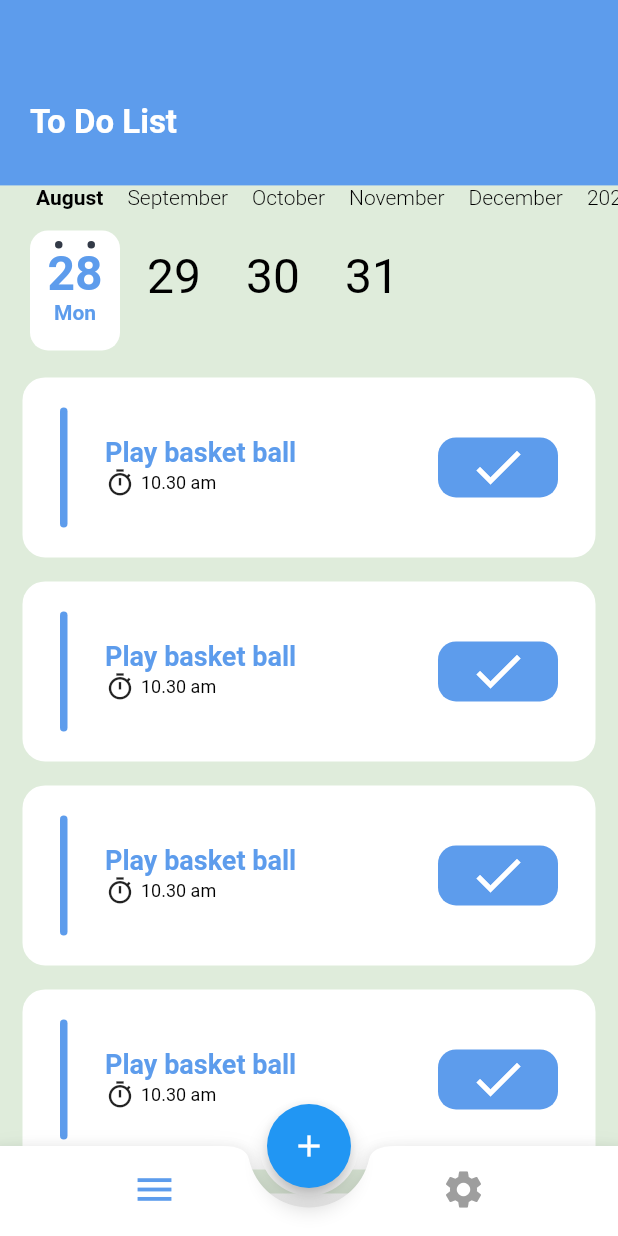
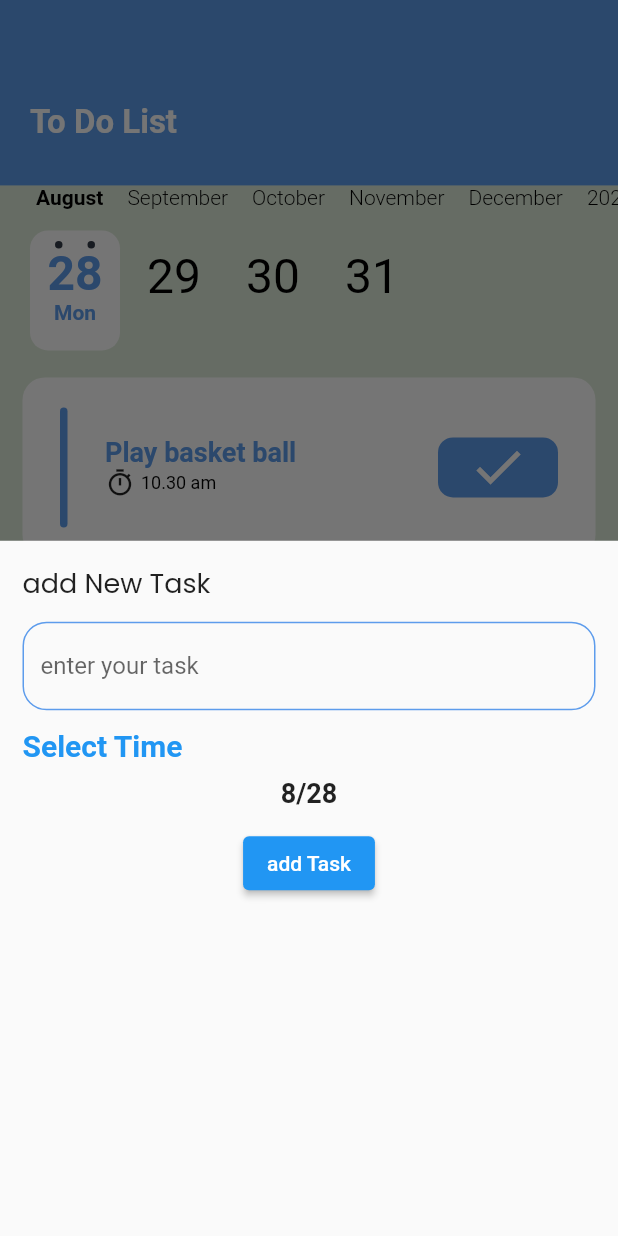
Before and after one commit to IbrahimMahmoud2023/todo_app, a Flutter app: the screen it shows after launch, after a tap on the "add" icon, on a phone screen of 412 x 824 dp. Run offline on Flutter 3.47's test engine with Material 2 defaults, Android fonts, the phone set to English and light mode, and no system bars; drawn by our look-alikes of calendar_timeline; our stand-ins replace google_fonts.

Commit message:
create todo_app 1_splash view 2_home layout 3_task list screen UI 4_task_item_widget 5_task_list_view 6_add task

```diff
--- a/lib/layout/home_layout.dart
+++ b/lib/layout/home_layout.dart
@@ -1,6 +1,7 @@
 // import 'dart:html';
 
 import 'package:flutter/material.dart';
+import 'package:untitled/layout/moduls/add_task/add_task.dart';
 import 'package:untitled/layout/moduls/settings/settings_view.dart';
 import 'package:untitled/layout/moduls/tasks_list/tasks_list_view.dart';
 
@@ -31,8 +32,10 @@ class _HomeLayoutState extends State<HomeLayout> {
           shape: BoxShape.circle,
         ),
         child: FloatingActionButton(
-          onPressed: () {},
-          tooltip: ('increment'),
+          onPressed: () {
+            showAddTaskBottomSheet();
+          },
+          tooltip: ('add new task'),
           child: Icon(Icons.add),
         ),
       ),
@@ -60,4 +63,11 @@ class _HomeLayoutState extends State<HomeLayout> {
       ),
     );
   }
+
+  void showAddTaskBottomSheet() {
+    showModalBottomSheet(
+      context: context,
+      builder: (context) => AddTask(), // تستخدم هنا واجهة AddTask
+    );
+  }
 }
--- /dev/null
+++ b/lib/layout/moduls/add_task/add_task.dart
@@ -0,0 +1,98 @@
+import 'package:flutter/material.dart';
+import 'package:google_fonts/google_fonts.dart';
+import 'package:intl/intl.dart';
+
+import '../../../core/theme/app_theme.dart';
+
+class AddTask extends StatefulWidget {
+  AddTask({super.key});
+
+  @override
+  State<AddTask> createState() => _AddTaskState();
+}
+
+class _AddTaskState extends State<AddTask> {
+  DateTime selectDate = DateTime.now();
+
+  @override
+  Widget build(BuildContext context) {
+    return Container(
+      padding: EdgeInsets.all(15),
+      child: Column(
+        crossAxisAlignment: CrossAxisAlignment.start,
+        children: [
+          Text(
+            "add New Task",
+            style: GoogleFonts.poppins(fontSize: 18),
+          ),
+          SizedBox(
+            height: 12,
+          ),
+          TextFormField(
+            validator: (value) {
+              if (value != null || value!.length < 4) {
+                return " Please enter title at least 4 char";
+              }
+              return null;
+            },
+            decoration: InputDecoration(
+              labelText: "enter your task",
+              enabledBorder: OutlineInputBorder(
+                  borderRadius: BorderRadius.circular(16),
+                  borderSide:
+                      BorderSide(color: AppTheme.lightTheme.primaryColor)),
+            ),
+          ),
+          SizedBox(
+            height: 12,
+          ),
+          Text(
+            "Select Time",
+            style: TextStyle(
+                fontWeight: FontWeight.bold, fontSize: 20, color: Colors.blue),
+          ),
+          SizedBox(
+            height: 10,
+          ),
+          Center(
+            child: InkWell(
+                onTap: () {
+                  _selectDate(context);
+                },
+                child: Text(
+                  DateFormat.Md().format(selectDate).toString(),
+                  style: TextStyle(fontWeight: FontWeight.bold, fontSize: 18),
+                )),
+          ),
+          SizedBox(
+            height: 12,
+          ),
+          Center(
+            child: ElevatedButton(
+              onPressed: () {},
+              child: Text("add Task"),
+            ),
+          )
+        ],
+      ),
+    );
+  }
+
+  _selectDate(BuildContext context) async {
+    var data = DateTime.now();
+
+    var selected = await showDatePicker(
+        context: context,
+        initialDate: selectDate,
+        firstDate: DateTime.now(),
+        lastDate: data.add(Duration(days: 365)));
+    if (selected == null) {
+      selectDate = DateTime.now();
+    } else {
+      selectDate = selected!;
+      selectDate = selectDate;
+    }
+
+    setState(() {});
+  }
+}
--- a/lib/layout/moduls/tasks_list/widgets/task_item_widget.dart
+++ b/lib/layout/moduls/tasks_list/widgets/task_item_widget.dart
@@ -62,7 +62,7 @@ class TaskItemWidget extends StatelessWidget {
             padding: EdgeInsets.symmetric(horizontal: 20),
             decoration: BoxDecoration(
                 color: AppTheme.primaryColor,
-                borderRadius: BorderRadius.circular(12.0)),
+                borderRadius: BorderRadius.circular(10.0)),
             child: Icon(
               Icons.check,
               size: 40,
--- a/pubspec.yaml
+++ b/pubspec.yaml
@@ -35,7 +35,10 @@ dependencies:
   # The following adds the Cupertino Icons font to your application.
   # Use with the CupertinoIcons class for iOS style icons.
   cupertino_icons: ^1.0.2
+  google_fonts: ^4.0.4
+  flutter_slidable: ^3.0.0
   calendar_timeline: ^1.1.2
+
 
 
 
@@ -60,6 +63,7 @@ flutter:
   # included with your application, so that you can use the icons in
   # the material Icons class.
   uses-material-design: true
+
 
   # To add assets to your application, add an assets section, like this:
   assets:
```
Also changed, not shown: lib/layout/moduls/settings/settings_view.dart (+177 -3 lines), pubspec.lock, 3 other files.
